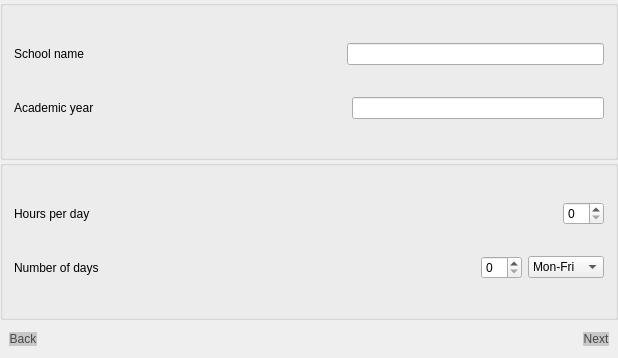
This is Orar/OrarApp/BasicInfoView.ui in alexandrutm/UnivTimetable as Qt 5 draws it before an edit. The edited form follows.
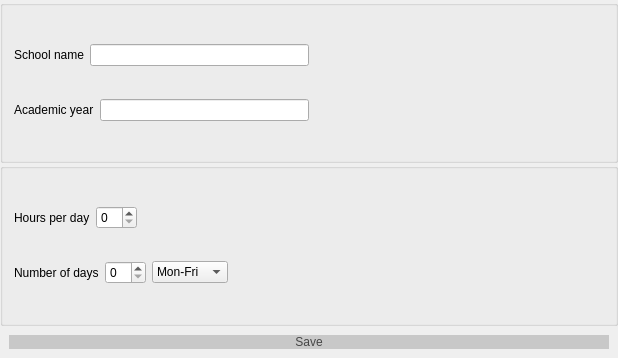
This is the edited form.

The edit to the form file:
```diff
--- a/Orar/OrarApp/BasicInfoView.ui
+++ b/Orar/OrarApp/BasicInfoView.ui
@@ -37,33 +37,6 @@
      <layout class="QHBoxLayout" name="horizontalLayout_5">
       <item>
        <layout class="QGridLayout" name="gridLayout">
-        <item row="0" column="0">
-         <layout class="QHBoxLayout" name="horizontalLayout_2">
-          <item>
-           <widget class="QLabel" name="ShoolNameLabel">
-            <property name="text">
-             <string>School name</string>
-            </property>
-           </widget>
-          </item>
-          <item>
-           <spacer name="horizontalSpacer_5">
-            <property name="orientation">
-             <enum>Qt::Horizontal</enum>
-            </property>
-            <property name="sizeHint" stdset="0">
-             <size>
-              <width>40</width>
-              <height>20</height>
-             </size>
-            </property>
-           </spacer>
-          </item>
-          <item>
-           <widget class="QLineEdit" name="SchoolName"/>
-          </item>
-         </layout>
-        </item>
         <item row="1" column="0">
          <layout class="QHBoxLayout" name="horizontalLayout">
           <item>
@@ -73,24 +46,51 @@
             </property>
            </widget>
           </item>
-          <item>
-           <spacer name="horizontalSpacer">
-            <property name="orientation">
-             <enum>Qt::Horizontal</enum>
-            </property>
-            <property name="sizeHint" stdset="0">
-             <size>
-              <width>40</width>
-              <height>20</height>
-             </size>
-            </property>
-           </spacer>
-          </item>
           <item>
            <widget class="QLineEdit" name="AcademicYear"/>
           </item>
          </layout>
         </item>
+        <item row="0" column="0">
+         <layout class="QHBoxLayout" name="horizontalLayout_2">
+          <item>
+           <widget class="QLabel" name="ShoolNameLabel">
+            <property name="text">
+             <string>School name</string>
+            </property>
+           </widget>
+          </item>
+          <item>
+           <widget class="QLineEdit" name="SchoolName"/>
+          </item>
+         </layout>
+        </item>
+        <item row="0" column="1">
+         <spacer name="horizontalSpacer_5">
+          <property name="orientation">
+           <enum>Qt::Horizontal</enum>
+          </property>
+          <property name="sizeHint" stdset="0">
+           <size>
+            <width>40</width>
+            <height>20</height>
+           </size>
+          </property>
+         </spacer>
+        </item>
+        <item row="1" column="1">
+         <spacer name="horizontalSpacer">
+          <property name="orientation">
+           <enum>Qt::Horizontal</enum>
+          </property>
+          <property name="sizeHint" stdset="0">
+           <size>
+            <width>40</width>
+            <height>20</height>
+           </size>
+          </property>
+         </spacer>
+        </item>
        </layout>
       </item>
      </layout>
@@ -113,22 +113,22 @@
             </property>
            </widget>
           </item>
-          <item>
-           <spacer name="horizontalSpacer_2">
-            <property name="orientation">
-             <enum>Qt::Horizontal</enum>
-            </property>
-            <property name="sizeHint" stdset="0">
-             <size>
-              <width>40</width>
-              <height>20</height>
-             </size>
-            </property>
-           </spacer>
-          </item>
           <item>
            <widget class="QSpinBox" name="HoursPerDay"/>
           </item>
+          <item>
+           <spacer name="horizontalSpacer_2">
+            <property name="orientation">
+             <enum>Qt::Horizontal</enum>
+            </property>
+            <property name="sizeHint" stdset="0">
+             <size>
+              <width>40</width>
+              <height>20</height>
+             </size>
+            </property>
+           </spacer>
+          </item>
          </layout>
         </item>
         <item row="1" column="0">
@@ -140,19 +140,6 @@
             </property>
            </widget>
           </item>
-          <item>
-           <spacer name="horizontalSpacer_3">
-            <property name="orientation">
-             <enum>Qt::Horizontal</enum>
-            </property>
-            <property name="sizeHint" stdset="0">
-             <size>
-              <width>40</width>
-              <height>20</height>
-             </size>
-            </property>
-           </spacer>
-          </item>
           <item>
            <widget class="QSpinBox" name="DaysPerWeek"/>
           </item>
@@ -175,6 +162,19 @@
             </item>
            </widget>
           </item>
+          <item>
+           <spacer name="horizontalSpacer_3">
+            <property name="orientation">
+             <enum>Qt::Horizontal</enum>
+            </property>
+            <property name="sizeHint" stdset="0">
+             <size>
+              <width>40</width>
+              <height>20</height>
+             </size>
+            </property>
+           </spacer>
+          </item>
          </layout>
         </item>
        </layout>
@@ -196,38 +196,6 @@
      <property name="bottomMargin">
       <number>9</number>
      </property>
-     <item>
-      <widget class="QPushButton" name="Back">
-       <property name="styleSheet">
-        <string notr="true">QPushButton{
-	font: 75 11pt &quot;Times New Roman&quot;;
-	color: rgb(70, 70, 70);
-	background-color: rgb(200, 200, 200);
-	border: 0px solid;
-}
-
-QPushButton:hover {
-	background-color: rgb(231, 231, 231);
-}</string>
-       </property>
-       <property name="text">
-        <string>Back</string>
-       </property>
-      </widget>
-     </item>
-     <item>
-      <spacer name="horizontalSpacer_4">
-       <property name="orientation">
-        <enum>Qt::Horizontal</enum>
-       </property>
-       <property name="sizeHint" stdset="0">
-        <size>
-         <width>40</width>
-         <height>20</height>
-        </size>
-       </property>
-      </spacer>
-     </item>
      <item>
       <widget class="QPushButton" name="Next">
        <property name="styleSheet">
@@ -243,7 +211,7 @@
 }</string>
        </property>
        <property name="text">
-        <string>Next</string>
+        <string>Save</string>
        </property>
       </widget>
      </item>
```
